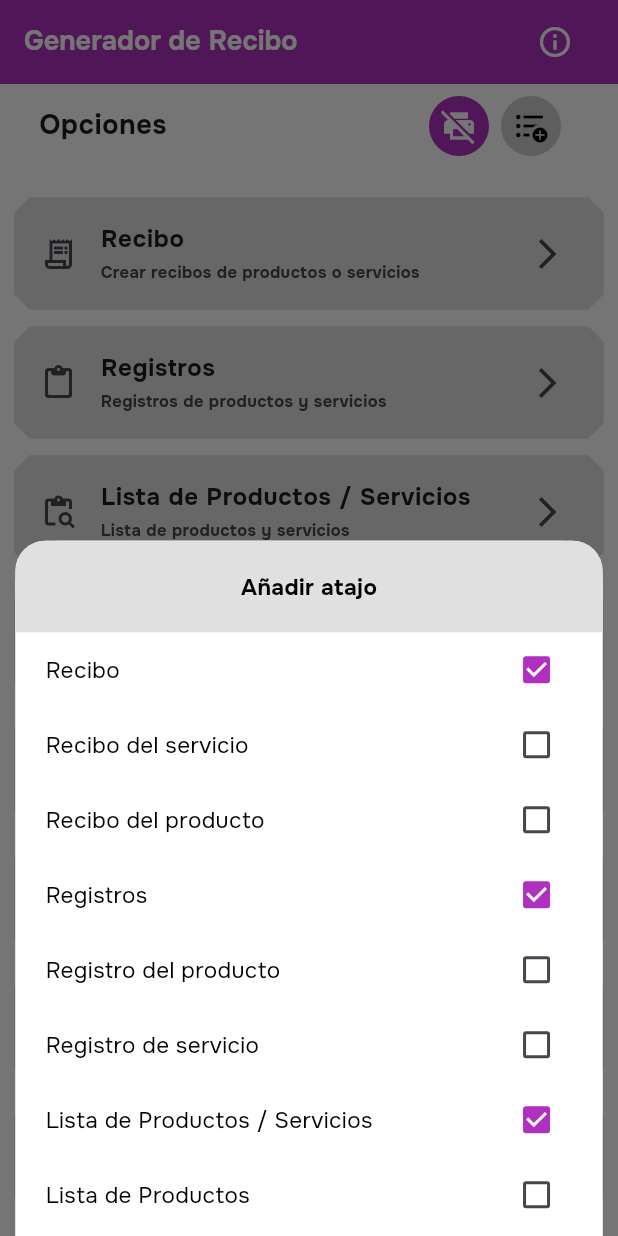
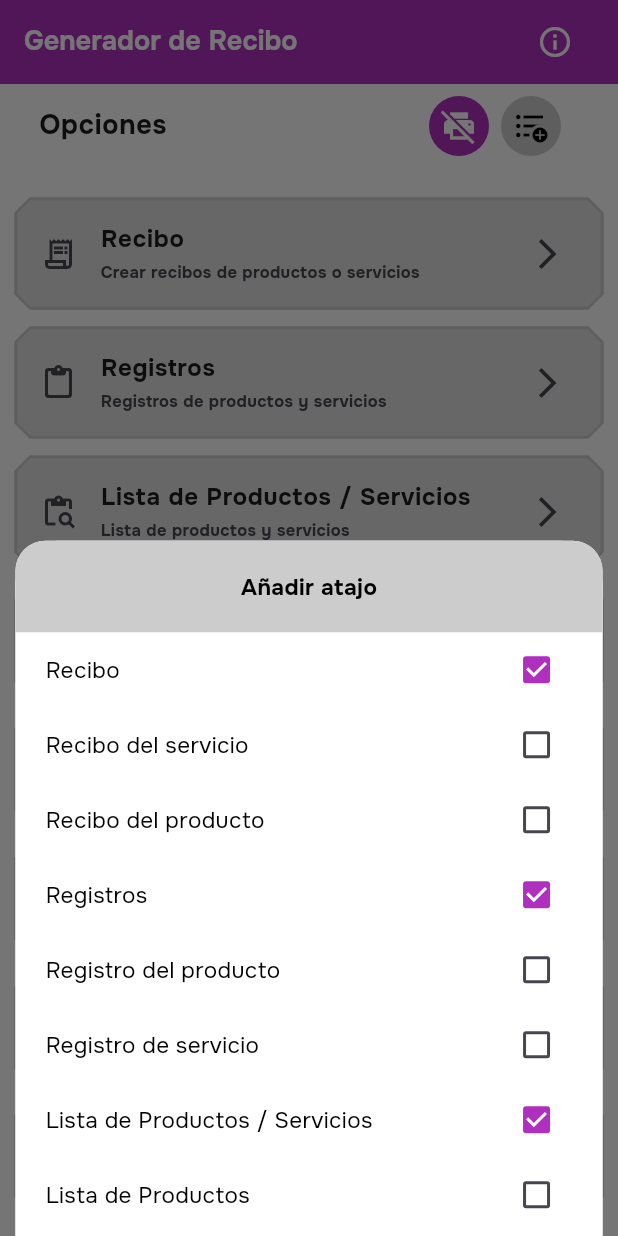
Before and after one commit to HanJian16/Ballots-Template, a Flutter app: the screen it shows after launch, after a tap on the "format list bulleted add" icon, on a phone screen of 412 x 824 dp. Run offline on Flutter 3.47's test engine with Material 3 defaults, Android fonts, the phone set to English and light mode, and no system bars; our stand-ins replace dio, flutter_dotenv, get, get_storage, google_fonts, permission_handler and 2 more; accounts and stored records are empty.

Commit message:
Cambio del color grey y ajustando el alto del TextButton

```diff
--- a/frontend/ballots_template_flutter/lib/theme/colors.dart
+++ b/frontend/ballots_template_flutter/lib/theme/colors.dart
@@ -28,6 +28,6 @@ class AppColors {
 //--------------------------------------------------------------------------------------
   static const Color whiteColor = Color(0xFFFFFFFF);
   static const Color blackColor = Color(0xFF000000);
-  static const Color greyColor = Color(0xFFE0E0E0);
+  static const Color greyColor = Color(0xFFCCCCCC);
   static const Color transparentColor = Color(0x00000000);
 }
--- a/frontend/ballots_template_flutter/lib/theme/theme.dart
+++ b/frontend/ballots_template_flutter/lib/theme/theme.dart
@@ -45,7 +45,7 @@ ThemeData buildTheme() {
       style: TextButton.styleFrom(
         foregroundColor: AppColors.buttonTextColor,
         backgroundColor: AppColors.buttonColor,
-        minimumSize: const Size(double.infinity, 50),
+        minimumSize: const Size(double.infinity, 55),
         shape: RoundedRectangleBorder(
           borderRadius: BorderRadius.circular(20),
         ),
```
